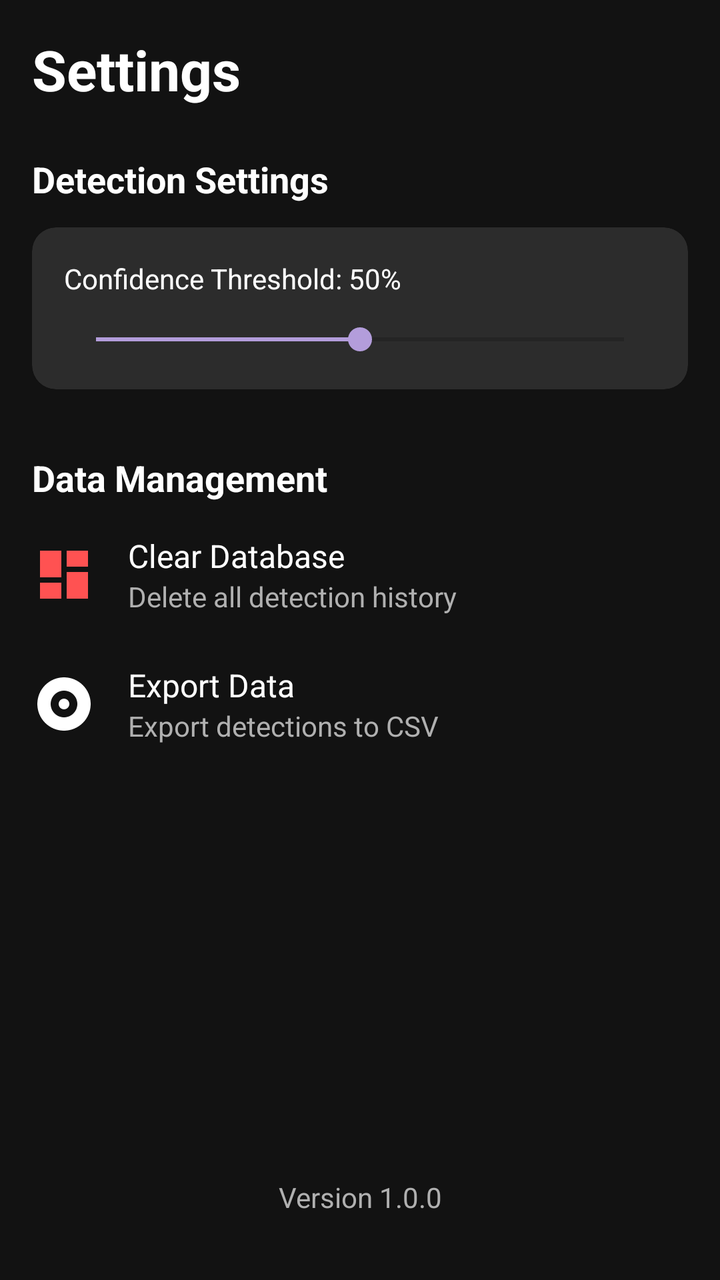
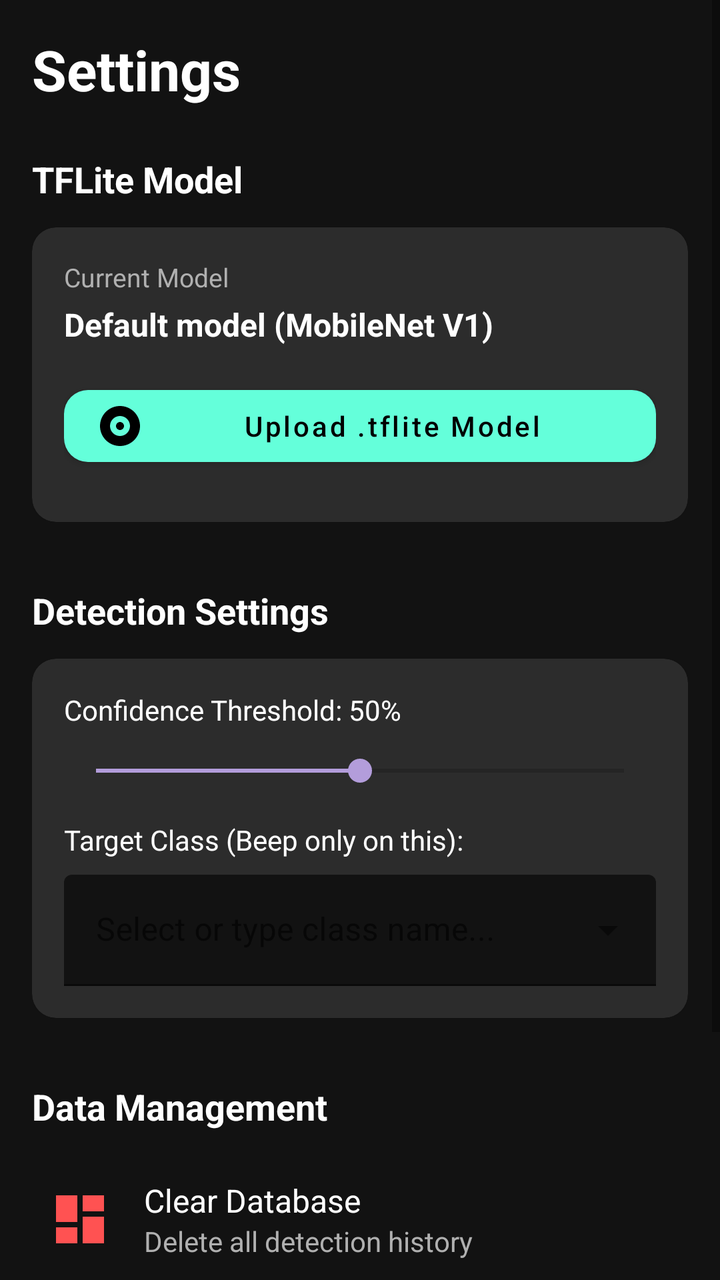

The first picture is an Android layout as it rendered before a commit; the second is the same layout after the commit. The layout source and the unified diff follow.
<!-- AndroidManifest.xml: application theme Theme.TFLiteApp -->
<!-- res/layout/fragment_settings.xml -->
<?xml version="1.0" encoding="utf-8"?>
<LinearLayout xmlns:android="http://schemas.android.com/apk/res/android"
    xmlns:app="http://schemas.android.com/apk/res-auto"
    android:layout_width="match_parent"
    android:layout_height="match_parent"
    android:orientation="vertical"
    android:background="@color/background_dark"
    android:padding="16dp">

    
    <TextView
        android:layout_width="match_parent"
        android:layout_height="wrap_content"
        android:text="Settings"
        android:textSize="28sp"
        android:textStyle="bold"
        android:textColor="@color/text_white"
        android:layout_marginBottom="24dp"/>

    
    <TextView
        android:layout_width="wrap_content"
        android:layout_height="wrap_content"
        android:text="Detection Settings"
        android:textColor="@color/text_white"
        android:textStyle="bold"
        android:textSize="18sp"
        android:layout_marginBottom="12dp"/>

    <com.google.android.material.card.MaterialCardView
        android:layout_width="match_parent"
        android:layout_height="wrap_content"
        app:cardCornerRadius="12dp"
        app:cardBackgroundColor="@color/surface_card"
        app:contentPadding="16dp"
        android:layout_marginBottom="32dp">

        <LinearLayout
            android:layout_width="match_parent"
            android:layout_height="wrap_content"
            android:orientation="vertical">

            <TextView
                android:id="@+id/threshold_label"
                android:layout_width="wrap_content"
                android:layout_height="wrap_content"
                android:text="Confidence Threshold: 50%"
                android:textColor="@color/text_white"
                android:layout_marginBottom="12dp"/>
                
            <SeekBar
                android:id="@+id/threshold_seekbar"
                android:layout_width="match_parent"
                android:layout_height="wrap_content"
                android:max="100"
                android:progress="50"
                android:progressTint="@color/accent_purple"
                android:thumbTint="@color/accent_purple"/>
        </LinearLayout>
    </com.google.android.material.card.MaterialCardView>

    
    <TextView
        android:layout_width="wrap_content"
        android:layout_height="wrap_content"
        android:text="Data Management"
        android:textColor="@color/text_white"
        android:textStyle="bold"
        android:textSize="18sp"
        android:layout_marginBottom="16dp"/>

    
    <LinearLayout
        android:layout_width="match_parent"
        android:layout_height="wrap_content"
        android:orientation="horizontal"
        android:gravity="center_vertical"
        android:layout_marginBottom="24dp">
        
        <ImageView
            android:layout_width="32dp"
            android:layout_height="32dp"
            android:src="@drawable/ic_dashboard"
            app:tint="@color/accent_red"
            android:layout_marginEnd="16dp"/>
            

        <LinearLayout
            android:layout_width="0dp"
            android:layout_height="wrap_content"
            android:layout_weight="1"
            android:orientation="vertical">
            <TextView
                android:layout_width="wrap_content"
                android:layout_height="wrap_content"
                android:text="Clear Database"
                android:textColor="@color/text_white"
                android:textSize="16sp"/>
            <TextView
                android:layout_width="wrap_content"
                android:layout_height="wrap_content"
                android:text="Delete all detection history"
                android:textColor="@color/text_grey"
                android:textSize="14sp"/>
        </LinearLayout>
    </LinearLayout>

    
    <LinearLayout
        android:layout_width="match_parent"
        android:layout_height="wrap_content"
        android:orientation="horizontal"
        android:gravity="center_vertical"
        android:layout_marginBottom="24dp">

        <ImageView
            android:layout_width="32dp"
            android:layout_height="32dp"
            android:src="@drawable/ic_scan"
            app:tint="@color/text_white" 
            android:layout_marginEnd="16dp"/>
            

        <LinearLayout
            android:layout_width="0dp"
            android:layout_height="wrap_content"
            android:layout_weight="1"
            android:orientation="vertical">
            <TextView
                android:layout_width="wrap_content"
                android:layout_height="wrap_content"
                android:text="Export Data"
                android:textColor="@color/text_white"
                android:textSize="16sp"/>
            <TextView
                android:layout_width="wrap_content"
                android:layout_height="wrap_content"
                android:text="Export detections to CSV"
                android:textColor="@color/text_grey"
                android:textSize="14sp"/>
        </LinearLayout>
    </LinearLayout>
    
    <Space
        android:layout_width="match_parent"
        android:layout_height="0dp"
        android:layout_weight="1"/>
        
    <TextView
        android:layout_width="match_parent"
        android:layout_height="wrap_content"
        android:text="Version 1.0.0"
        android:textColor="@color/text_grey"
        android:gravity="center"
        android:layout_marginBottom="16dp"/>

</LinearLayout>
<!-- resources referenced by this layout -->
<resources>
  <color name="accent_purple">#B39DDB</color>
  <color name="accent_red">#FF5252</color>
  <color name="background_dark">#121212</color>
  <color name="surface_card">#2C2C2C</color>
  <color name="text_grey">#B0B0B0</color>
  <color name="text_white">#FFFFFF</color>
  <!-- drawable ic_dashboard (drawable) -->
  <vector xmlns:android="http://schemas.android.com/apk/res/android"
      android:width="24dp"
      android:height="24dp"
      android:viewportWidth="24"
      android:viewportHeight="24"
      android:tint="?attr/colorControlNormal">
    <path
        android:fillColor="@android:color/white"
        android:pathData="M3,13h8V3H3v10zm0,8h8v-6H3v6zm10,0h8V11h-8v10zm0,-18v6h8V3h-8z"/>
  </vector>
  <!-- drawable ic_scan (drawable) -->
  <vector xmlns:android="http://schemas.android.com/apk/res/android"
      android:width="24dp"
      android:height="24dp"
      android:viewportWidth="24"
      android:viewportHeight="24"
      android:tint="?attr/colorControlNormal">
    <path
        android:fillColor="@android:color/white"
        android:pathData="M12,2C6.48,2 2,6.48 2,12s4.48,10 10,10 10,-4.48 10,-10S17.52,2 12,2zM12,17c-2.76,0 -5,-2.24 -5,-5s2.24,-5 5,-5 5,2.24 5,5 -2.24,5 -5,5zM12,14c-1.1,0 -2,-0.9 -2,-2s0.9,-2 2,-2 2,0.9 2,2 -0.9,2 -2,2z"/>
  </vector>
  <style name="Theme.TFLiteApp" parent="Theme.MaterialComponents.DayNight.DarkActionBar">
          
          <item name="colorPrimary">@color/purple_500</item>
          <item name="colorPrimaryVariant">@color/purple_700</item>
          <item name="colorOnPrimary">@color/white</item>
          
          <item name="colorSecondary">@color/teal_200</item>
          <item name="colorSecondaryVariant">@color/teal_700</item>
          <item name="colorOnSecondary">@color/black</item>
          
          <item name="android:statusBarColor" tools:targetApi="l">?attr/colorPrimaryVariant</item>
          
      </style>
  <color name="purple_500">@color/accent_mint</color>
  <color name="purple_700">@color/accent_mint</color>
  <color name="white">#FFFFFF</color>
  <color name="teal_200">@color/accent_mint</color>
  <color name="teal_700">@color/accent_mint</color>
  <color name="black">#000000</color>
  <color name="accent_mint">#69F0AE</color>
</resources>

<!-- the commit's change to res/layout/fragment_settings.xml (unified diff, before → after) -->
@@ -1,11 +1,16 @@
 <?xml version="1.0" encoding="utf-8"?>
-<LinearLayout xmlns:android="http://schemas.android.com/apk/res/android"
+<ScrollView xmlns:android="http://schemas.android.com/apk/res/android"
     xmlns:app="http://schemas.android.com/apk/res-auto"
     android:layout_width="match_parent"
     android:layout_height="match_parent"
-    android:orientation="vertical"
     android:background="@color/background_dark"
-    android:padding="16dp">
+    android:fillViewport="true">
+
+    <LinearLayout
+        android:layout_width="match_parent"
+        android:layout_height="wrap_content"
+        android:orientation="vertical"
+        android:padding="16dp">
 
     
     <TextView
@@ -18,10 +23,12 @@
         android:layout_marginBottom="24dp"/>
 
     
+    
+    
     <TextView
         android:layout_width="wrap_content"
         android:layout_height="wrap_content"
-        android:text="Detection Settings"
+        android:text="TFLite Model"
         android:textColor="@color/text_white"
         android:textStyle="bold"
         android:textSize="18sp"
@@ -40,6 +47,82 @@
             android:layout_height="wrap_content"
             android:orientation="vertical">
 
+            
+            <TextView
+                android:layout_width="wrap_content"
+                android:layout_height="wrap_content"
+                android:text="Current Model"
+                android:textColor="@color/text_grey"
+                android:textSize="13sp"
+                android:layout_marginBottom="4dp"/>
+
+            <TextView
+                android:id="@+id/model_name_text"
+                android:layout_width="match_parent"
+                android:layout_height="wrap_content"
+                android:text="Default model (MobileNet V1)"
+                android:textColor="@color/text_white"
+                android:textSize="16sp"
+                android:textStyle="bold"
+                android:drawablePadding="8dp"
+                android:layout_marginBottom="16dp"/>
+
+            
+            <com.google.android.material.button.MaterialButton
+                android:id="@+id/upload_model_button"
+                android:layout_width="match_parent"
+                android:layout_height="wrap_content"
+                android:text="Upload .tflite Model"
+                android:textColor="@color/black"
+                android:textAllCaps="false"
+                app:backgroundTint="@color/button_mint"
+                app:cornerRadius="12dp"
+                app:icon="@drawable/ic_scan"
+                app:iconTint="@color/black"
+                android:layout_marginBottom="8dp"/>
+
+            
+            <com.google.android.material.button.MaterialButton
+                android:id="@+id/remove_model_button"
+                style="@style/Widget.MaterialComponents.Button.OutlinedButton"
+                android:layout_width="match_parent"
+                android:layout_height="wrap_content"
+                android:text="Remove &amp; Use Default"
+                android:textColor="@color/accent_red"
+                android:textAllCaps="false"
+                app:cornerRadius="12dp"
+                app:strokeColor="@color/accent_red"
+                app:strokeWidth="1dp"
+                android:visibility="gone"/>
+
+        </LinearLayout>
+    </com.google.android.material.card.MaterialCardView>
+
+    
+    
+    
+    <TextView
+        android:layout_width="wrap_content"
+        android:layout_height="wrap_content"
+        android:text="Detection Settings"
+        android:textColor="@color/text_white"
+        android:textStyle="bold"
+        android:textSize="18sp"
+        android:layout_marginBottom="12dp"/>
+
+    <com.google.android.material.card.MaterialCardView
+        android:layout_width="match_parent"
+        android:layout_height="wrap_content"
+        app:cardCornerRadius="12dp"
+        app:cardBackgroundColor="@color/surface_card"
+        app:contentPadding="16dp"
+        android:layout_marginBottom="32dp">
+
+        <LinearLayout
+            android:layout_width="match_parent"
+            android:layout_height="wrap_content"
+            android:orientation="vertical">
+
             <TextView
                 android:id="@+id/threshold_label"
                 android:layout_width="wrap_content"
@@ -55,7 +138,32 @@
                 android:max="100"
                 android:progress="50"
                 android:progressTint="@color/accent_purple"
-                android:thumbTint="@color/accent_purple"/>
+                android:thumbTint="@color/accent_purple"
+                android:layout_marginBottom="16dp"/>
+
+            <TextView
+                android:layout_width="wrap_content"
+                android:layout_height="wrap_content"
+                android:text="Target Class (Beep only on this):"
+                android:textColor="@color/text_white"
+                android:layout_marginBottom="8dp"/>
+                
+            <com.google.android.material.textfield.TextInputLayout
+                android:layout_width="match_parent"
+                android:layout_height="wrap_content"
+                style="@style/Widget.MaterialComponents.TextInputLayout.FilledBox.ExposedDropdownMenu"
+                android:hint="Select or type class name..."
+                app:hintTextColor="@color/text_white"
+                app:boxBackgroundColor="@color/background_dark">
+
+                <AutoCompleteTextView
+                    android:id="@+id/target_class_input"
+                    android:layout_width="match_parent"
+                    android:layout_height="wrap_content"
+                    android:textColor="@color/text_white"
+                    android:inputType="text"
+                    android:maxLines="1"/>
+            </com.google.android.material.textfield.TextInputLayout>
         </LinearLayout>
     </com.google.android.material.card.MaterialCardView>
 
@@ -71,11 +179,16 @@
 
     
     <LinearLayout
+        android:id="@+id/clear_database_btn"
         android:layout_width="match_parent"
         android:layout_height="wrap_content"
         android:orientation="horizontal"
         android:gravity="center_vertical"
-        android:layout_marginBottom="24dp">
+        android:layout_marginBottom="24dp"
+        android:background="?android:attr/selectableItemBackground"
+        android:clickable="true"
+        android:focusable="true"
+        android:padding="8dp">
         
         <ImageView
             android:layout_width="32dp"
@@ -83,7 +196,6 @@
             android:src="@drawable/ic_dashboard"
             app:tint="@color/accent_red"
             android:layout_marginEnd="16dp"/>
-            
 
         <LinearLayout
             android:layout_width="0dp"
@@ -107,11 +219,16 @@
 
     
     <LinearLayout
+        android:id="@+id/export_data_btn"
         android:layout_width="match_parent"
         android:layout_height="wrap_content"
         android:orientation="horizontal"
         android:gravity="center_vertical"
-        android:layout_marginBottom="24dp">
+        android:layout_marginBottom="24dp"
+        android:background="?android:attr/selectableItemBackground"
+        android:clickable="true"
+        android:focusable="true"
+        android:padding="8dp">
 
         <ImageView
             android:layout_width="32dp"
@@ -119,7 +236,6 @@
             android:src="@drawable/ic_scan"
             app:tint="@color/text_white" 
             android:layout_marginEnd="16dp"/>
-            
 
         <LinearLayout
             android:layout_width="0dp"
@@ -155,3 +271,4 @@
         android:layout_marginBottom="16dp"/>
 
 </LinearLayout>
+</ScrollView>
<!-- resource entries referenced after the edit -->
@@ -28,7 +28,7 @@
         android:fillColor="@android:color/white"
         android:pathData="M12,2C6.48,2 2,6.48 2,12s4.48,10 10,10 10,-4.48 10,-10S17.52,2 12,2zM12,17c-2.76,0 -5,-2.24 -5,-5s2.24,-5 5,-5 5,2.24 5,5 -2.24,5 -5,5zM12,14c-1.1,0 -2,-0.9 -2,-2s0.9,-2 2,-2 2,0.9 2,2 -0.9,2 -2,2z"/>
   </vector>
-  <style name="Theme.TFLiteApp" parent="Theme.MaterialComponents.DayNight.DarkActionBar">
+  <style name="Theme.TFLiteApp" parent="Theme.MaterialComponents.DayNight.NoActionBar">
           
           <item name="colorPrimary">@color/purple_500</item>
           <item name="colorPrimaryVariant">@color/purple_700</item>
@@ -47,6 +47,7 @@
   <color name="teal_200">@color/accent_mint</color>
   <color name="teal_700">@color/accent_mint</color>
   <color name="black">#000000</color>
+  <color name="button_mint">#64FFDA</color>
   <color name="accent_mint">#69F0AE</color>
 </resources>
 
